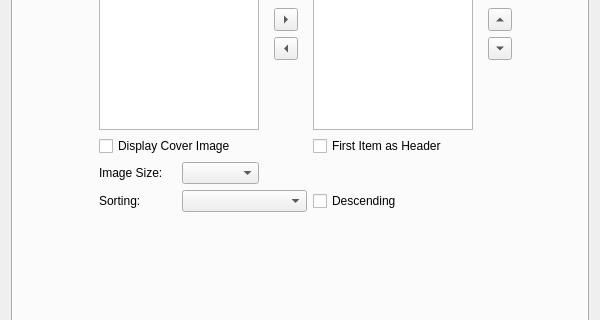
First picture: the form in src/settingsdialog.ui, repository dh4/mupen64plus-qt, before the edit; both pictures show x 0 to 600 and y 128 to 448 of the 600 by 550 pixel window.
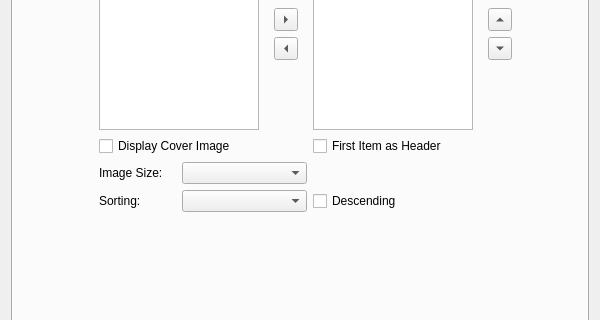
Second picture: the form after the edit. The open tabs and pages were chosen to show the change.

Diff of the .ui file:
```diff
--- a/src/settingsdialog.ui
+++ b/src/settingsdialog.ui
@@ -908,13 +908,6 @@
          <property name="topMargin">
           <number>0</number>
          </property>
-         <item row="2" column="3">
-          <widget class="QCheckBox" name="listHeaderOption">
-           <property name="text">
-            <string>First Item as Header</string>
-           </property>
-          </widget>
-         </item>
          <item row="0" column="3">
           <widget class="QLabel" name="listCurrentLabel">
            <property name="text">
@@ -1021,16 +1014,6 @@
            </property>
           </widget>
          </item>
-         <item row="3" column="1">
-          <widget class="QComboBox" name="listSizeBox"/>
-         </item>
-         <item row="2" column="0" colspan="2">
-          <widget class="QCheckBox" name="listCoverOption">
-           <property name="text">
-            <string>Display Cover Image</string>
-           </property>
-          </widget>
-         </item>
          <item row="3" column="0">
           <widget class="QLabel" name="listSizeLabel">
            <property name="text">
@@ -1062,6 +1045,23 @@
            </property>
           </widget>
          </item>
+         <item row="2" column="3" colspan="2">
+          <widget class="QCheckBox" name="listHeaderOption">
+           <property name="text">
+            <string>First Item as Header</string>
+           </property>
+          </widget>
+         </item>
+         <item row="2" column="0" colspan="3">
+          <widget class="QCheckBox" name="listCoverOption">
+           <property name="text">
+            <string>Display Cover Image</string>
+           </property>
+          </widget>
+         </item>
+         <item row="3" column="1" colspan="2">
+          <widget class="QComboBox" name="listSizeBox"/>
+         </item>
         </layout>
        </item>
        <item row="0" column="0">
```
Left out of the diff: 19 changed lines with no effect on the pictures.
